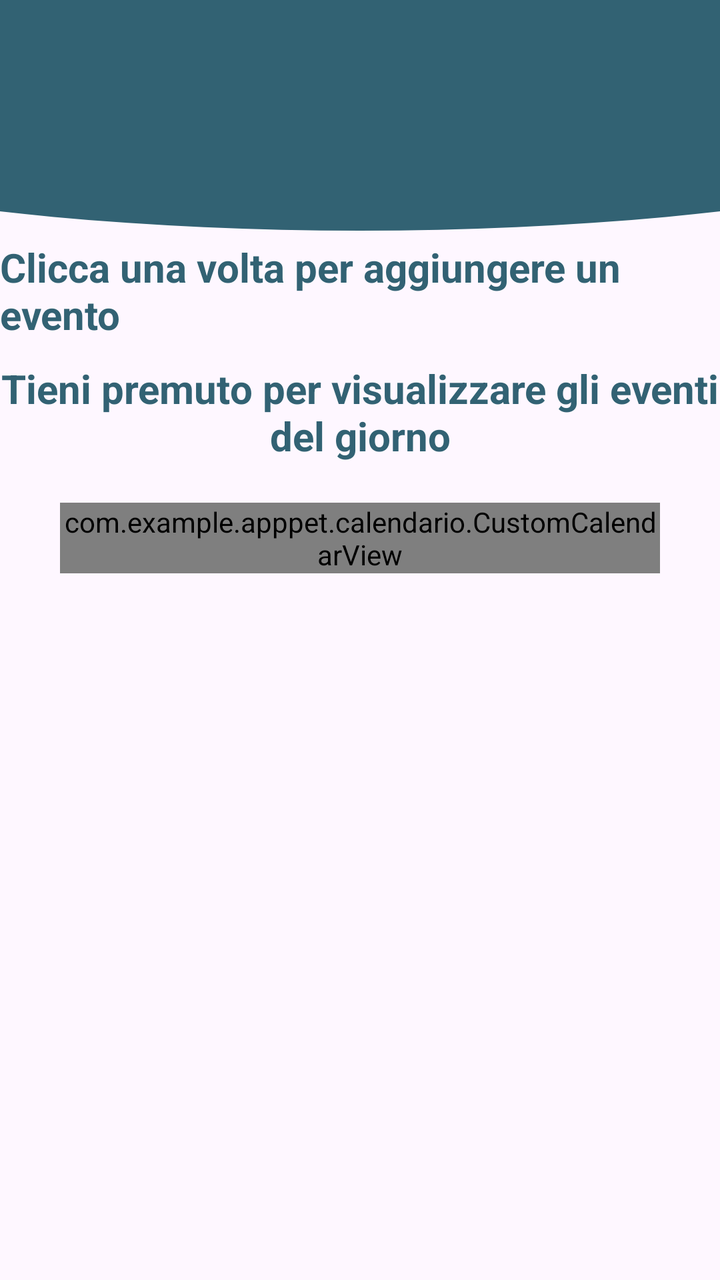
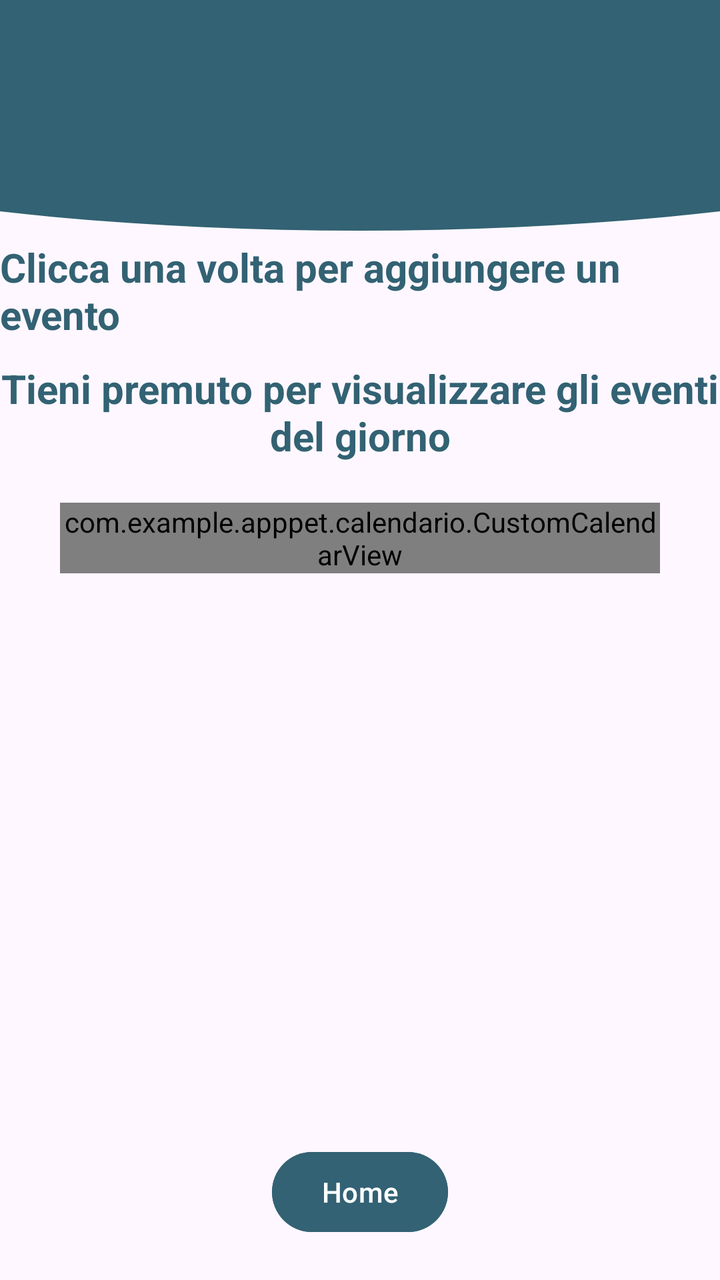

Before-and-after screenshots of an Android layout around one commit, followed by the original layout XML and the change that was made.
<!-- AndroidManifest.xml: application theme Theme.AppPet -->
<!-- res/layout/activity_calendario.xml -->
<?xml version="1.0" encoding="utf-8"?>
<RelativeLayout xmlns:android="http://schemas.android.com/apk/res/android"
    xmlns:app="http://schemas.android.com/apk/res-auto"
    xmlns:tools="http://schemas.android.com/tools"
    android:id="@+id/main"
    android:layout_width="match_parent"
    android:layout_height="match_parent"
    tools:context=".Activities.HomeActivity"
    android:orientation="vertical">

    <FrameLayout
        android:id="@+id/header_home"
        android:layout_width="match_parent"
        android:layout_height="120dp"
        android:layout_gravity="top">

        <ImageView
            android:id="@+id/Pippo"
            android:layout_width="800dp"
            android:layout_height="180dp"
            android:layout_gravity="center"
            android:layout_marginTop="-35dp"
            android:src="@drawable/cricle_1" />

    </FrameLayout>

    <TextView
        android:id="@+id/legenda1"
        android:layout_below="@+id/header_home"
        android:layout_width="wrap_content"
        android:layout_height="wrap_content"
        android:text="Clicca una volta per aggiungere un evento"
        android:layout_centerHorizontal="true"
        android:textColor="@color/Blu_base"
        android:textStyle="bold"
        android:textSize="20sp"
        android:layout_marginBottom="10dp"/>

    <TextView
        android:id="@+id/legenda2"
        android:layout_below="@+id/legenda1"
        android:layout_width="wrap_content"
        android:layout_height="wrap_content"
        android:text="Tieni premuto per visualizzare gli eventi del giorno"
        android:layout_centerHorizontal="true"
        android:textColor="@color/Blu_base"
        android:textStyle="bold"
        android:textSize="20sp"
        android:gravity="center"/>

    <LinearLayout
        android:id="@+id/lista_animali_home"
        android:layout_below="@id/legenda2"
        android:layout_width="300dp"
        android:layout_height="wrap_content"
        android:layout_centerInParent="true"
        android:orientation="vertical">

        <com.example.apppet.calendario.CustomCalendarView
            android:layout_marginTop="20dp"
            android:id="@+id/custom_calendar_view"
            android:layout_width="match_parent"
            android:layout_height="wrap_content" />

    </LinearLayout>


</RelativeLayout>
<!-- resources referenced by this layout -->
<resources>
  <color name="Blu_base">#326273</color>
  <!-- drawable cricle_1 (drawable) -->
  <?xml version="1.0" encoding="utf-8"?>
  <shape xmlns:android="http://schemas.android.com/apk/res/android"
      android:shape="oval">
  
      <solid
          android:color="@color/Blu_base"/>
  
  </shape>
  <style name="Theme.AppPet" parent="Base.Theme.AppPet" />
  <style name="Base.Theme.AppPet" parent="Theme.Material3.DayNight.NoActionBar">
          
          
      </style>
</resources>

<!-- the commit's change to res/layout/activity_calendario.xml (unified diff, before → after) -->
@@ -64,5 +64,15 @@
 
     </LinearLayout>
 
+    <Button
+        android:id="@+id/btnBackHome"
+        android:layout_width="wrap_content"
+        android:layout_height="wrap_content"
+        android:layout_alignParentBottom="true"
+        android:layout_margin="20dp"
+        android:text="Home"
+        android:backgroundTint="@color/Blu_base"
+        android:layout_centerHorizontal="true"/>
+
 
 </RelativeLayout>
